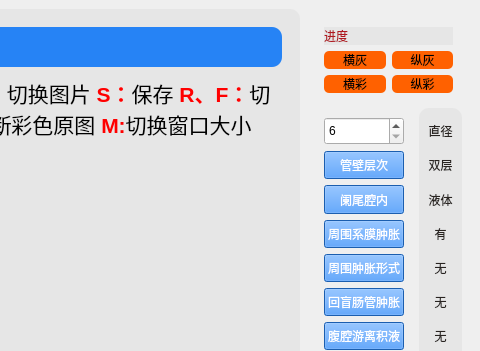
sunbrown/appendix_label, file myui.ui: the form before one commit; both pictures show x 480 to 960 and y 0 to 351 of the 960 by 540 pixel window.
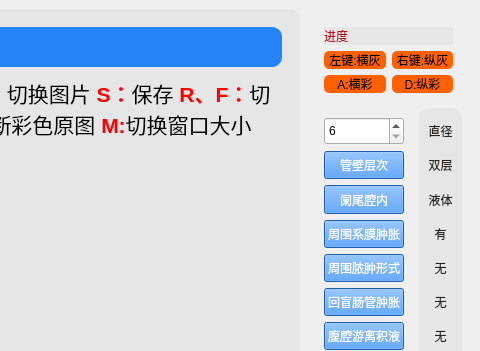
The form after the commit.

Commit message: v1.3 修复偶发的鼠标坐标无法保存的bug；增加删除已存图片的按钮；智能判断保存文件夹路径

What changed in the file:
```diff
--- a/myui.ui
+++ b/myui.ui
@@ -92,46 +92,6 @@
 font: 15pt &quot;楷体&quot;;</string>
              </property>
              <layout class="QGridLayout" name="gridLayout">
-              <item row="1" column="1">
-               <widget class="QLabel" name="label1">
-                <property name="styleSheet">
-                 <string notr="true">background-color:rgb(255,97,0)</string>
-                </property>
-                <property name="text">
-                 <string>&lt;html&gt;&lt;head/&gt;&lt;body&gt;&lt;p align=&quot;center&quot;&gt;纵灰&lt;/p&gt;&lt;/body&gt;&lt;/html&gt;</string>
-                </property>
-               </widget>
-              </item>
-              <item row="1" column="0">
-               <widget class="QLabel" name="label0">
-                <property name="styleSheet">
-                 <string notr="true">background-color:rgb(255,97,0)</string>
-                </property>
-                <property name="text">
-                 <string>&lt;html&gt;&lt;head/&gt;&lt;body&gt;&lt;p align=&quot;center&quot;&gt;横灰&lt;/p&gt;&lt;/body&gt;&lt;/html&gt;</string>
-                </property>
-               </widget>
-              </item>
-              <item row="2" column="0">
-               <widget class="QLabel" name="label2">
-                <property name="styleSheet">
-                 <string notr="true">background-color:rgb(255,97,0)</string>
-                </property>
-                <property name="text">
-                 <string>&lt;html&gt;&lt;head/&gt;&lt;body&gt;&lt;p align=&quot;center&quot;&gt;横彩&lt;/p&gt;&lt;/body&gt;&lt;/html&gt;</string>
-                </property>
-               </widget>
-              </item>
-              <item row="2" column="1">
-               <widget class="QLabel" name="label3">
-                <property name="styleSheet">
-                 <string notr="true">background-color:rgb(255,97,0)</string>
-                </property>
-                <property name="text">
-                 <string>&lt;html&gt;&lt;head/&gt;&lt;body&gt;&lt;p align=&quot;center&quot;&gt;纵彩&lt;/p&gt;&lt;/body&gt;&lt;/html&gt;</string>
-                </property>
-               </widget>
-              </item>
               <item row="0" column="0" colspan="2">
                <widget class="QLabel" name="label4">
                 <property name="styleSheet">
@@ -145,6 +105,46 @@
                 </property>
                </widget>
               </item>
+              <item row="1" column="0">
+               <widget class="QPushButton" name="label0">
+                <property name="styleSheet">
+                 <string notr="true">background-color:rgb(255,97,0)</string>
+                </property>
+                <property name="text">
+                 <string>左键:横灰</string>
+                </property>
+               </widget>
+              </item>
+              <item row="1" column="1">
+               <widget class="QPushButton" name="label1">
+                <property name="styleSheet">
+                 <string notr="true">background-color:rgb(255,97,0)</string>
+                </property>
+                <property name="text">
+                 <string>右键:纵灰</string>
+                </property>
+               </widget>
+              </item>
+              <item row="2" column="0">
+               <widget class="QPushButton" name="label2">
+                <property name="styleSheet">
+                 <string notr="true">background-color:rgb(255,97,0)</string>
+                </property>
+                <property name="text">
+                 <string>A:横彩</string>
+                </property>
+               </widget>
+              </item>
+              <item row="2" column="1">
+               <widget class="QPushButton" name="label3">
+                <property name="styleSheet">
+                 <string notr="true">background-color:rgb(255,97,0)</string>
+                </property>
+                <property name="text">
+                 <string>D:纵彩</string>
+                </property>
+               </widget>
+              </item>
              </layout>
             </widget>
            </item>
@@ -262,7 +262,7 @@
 background-color:rgb(38, 131, 245);</string>
                   </property>
                   <property name="text">
-                   <string>周围肿胀形式</string>
+                   <string>周围脓肿形式</string>
                   </property>
                  </widget>
                 </item>
```
The commit also changes 4 other files.
